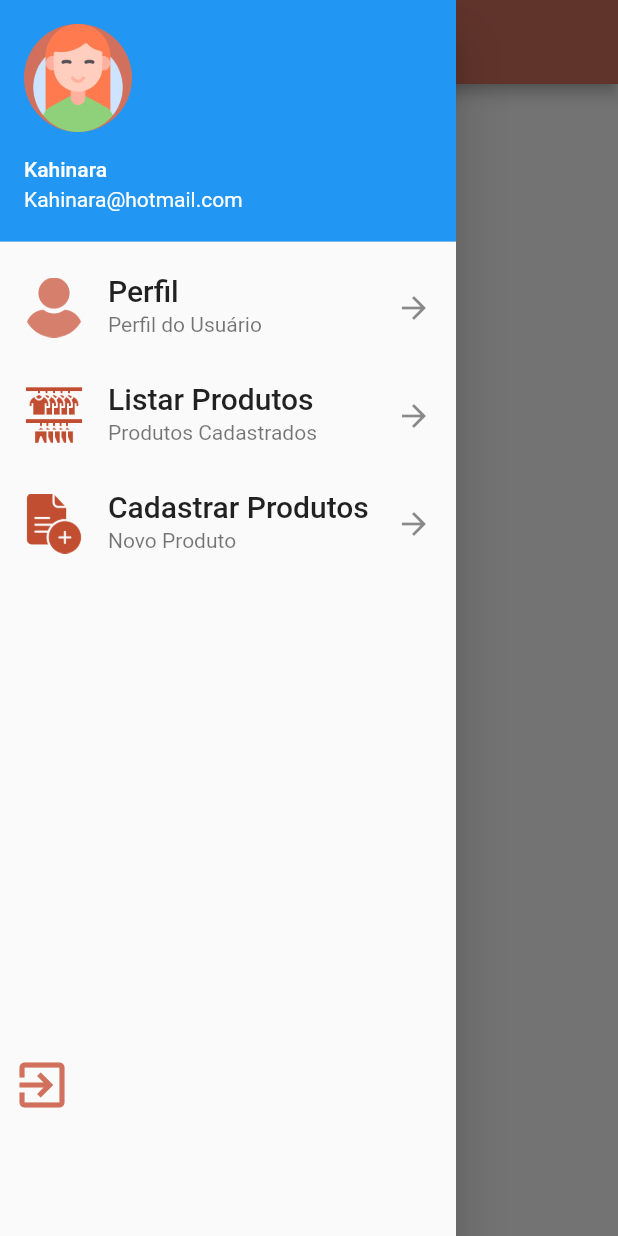
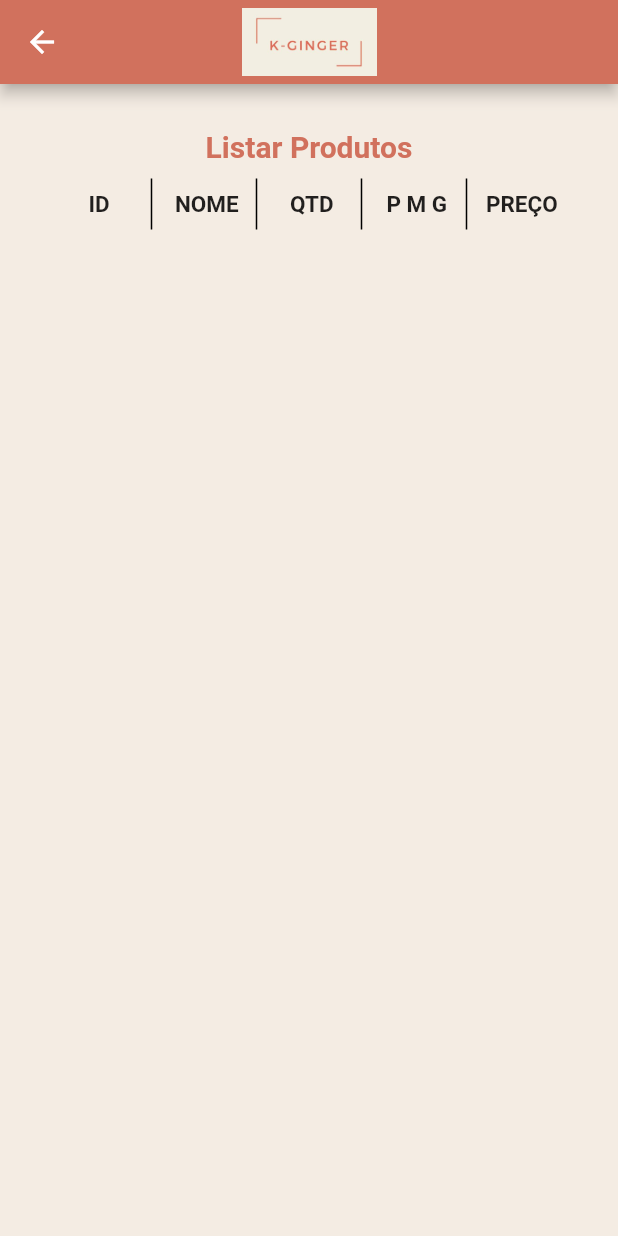
Before and after one commit to souzap371/kginger, a Flutter app: the screen it shows after launch, in the side drawer, after a tap on "Listar Produtos", on a phone screen of 412 x 824 dp. Run offline on Flutter 3.47's test engine with Material 2 defaults, Android fonts, the phone set to English and light mode, and no system bars.

Commit message:
Inicio de pagina listar produtos

```diff
--- a/lib/main.dart
+++ b/lib/main.dart
@@ -1,4 +1,5 @@
 import 'package:estoque_kginger/pages/home_page.dart';
+import 'package:estoque_kginger/pages/listarProdutos_page.dart';
 import 'package:estoque_kginger/pages/login_page.dart';
 import 'package:flutter/material.dart';
 
--- a/lib/pages/home_page.dart
+++ b/lib/pages/home_page.dart
@@ -1,12 +1,18 @@
 import 'dart:ui';
 
+import 'package:estoque_kginger/pages/listarProdutos_page.dart';
 import 'package:flutter/src/widgets/container.dart';
 import 'package:flutter/src/widgets/framework.dart';
 import 'package:flutter/material.dart';
 
-class HomePage extends StatelessWidget {
+class HomePage extends StatefulWidget {
   const HomePage({super.key});
 
+  @override
+  State<HomePage> createState() => _HomePageState();
+}
+
+class _HomePageState extends State<HomePage> {
   @override
   Widget build(BuildContext context) {
     return Scaffold(
@@ -30,6 +36,9 @@ class HomePage extends StatelessWidget {
           padding: EdgeInsets.zero,
           children: [
             UserAccountsDrawerHeader(
+              decoration: BoxDecoration(
+                color: Color(0xFFd1715d),
+              ),
               accountName: Text('Kahinara'),
               accountEmail: Text('Kahinara@hotmail.com'),
               currentAccountPicture: CircleAvatar(
@@ -37,14 +46,6 @@ class HomePage extends StatelessWidget {
                 backgroundColor: Color(0xFFd1715d),
               ),
             ),
-            // DrawerHeader(
-            //   decoration: BoxDecoration(
-            //   ),
-            //   child: Text(
-            //     'Bem Vindo(a)!',
-            //     style: TextStyle(fontSize: 20),
-            //   ),
-            // ),
             ListTile(
               title: Text(
                 'Perfil',
@@ -73,7 +74,12 @@ class HomePage extends StatelessWidget {
               ),
               trailing: Icon(Icons.arrow_forward),
               autofocus: true,
-              onTap: () {},
+              onTap: () {
+                Navigator.push(
+                  context,
+                  MaterialPageRoute(builder: (context) => ListarProdutos()),
+                );
+              },
             ),
             ListTile(
               title: Text(
@@ -133,7 +139,12 @@ class HomePage extends StatelessWidget {
                       ),
                     ],
                   ),
-                  onPressed: () {},
+                  onPressed: () {
+                    Navigator.push(
+                      context,
+                      MaterialPageRoute(builder: (context) => ListarProdutos()),
+                    );
+                  },
                 ),
               ),
             ),
--- /dev/null
+++ b/lib/pages/listarProdutos_page.dart
@@ -0,0 +1,87 @@
+import 'package:flutter/material.dart';
+import 'package:flutter/src/widgets/container.dart';
+import 'package:flutter/src/widgets/framework.dart';
+
+class ListarProdutos extends StatelessWidget {
+  const ListarProdutos({super.key});
+
+  _criarLinhaTable(String listaNomes) {
+    return TableRow(
+      children: listaNomes.split(',').map((name) {
+        return Container(
+          alignment: Alignment.center,
+          child: Text(
+            name,
+            style: TextStyle(
+              fontSize: 15,
+              fontWeight: FontWeight.bold,
+            ),
+          ),
+          padding: EdgeInsets.all(8),
+        );
+      }).toList(),
+    );
+  }
+
+  @override
+  Widget build(BuildContext context) {
+    return Scaffold(
+      appBar: AppBar(
+        backgroundColor: Color(0xFFd1715d),
+        title: Image.asset(
+          'images/logo_kginger.png',
+          height: 90,
+          width: 90,
+          alignment: Alignment.center,
+        ),
+        centerTitle: true,
+      ),
+      body: Container(
+        color: Color(0xFFf4ece3),
+        padding: EdgeInsets.only(top: 30),
+        alignment: Alignment.topCenter,
+        child: ListView(
+          children: [
+            Text(
+              'Listar Produtos',
+              textAlign: TextAlign.center,
+              style: TextStyle(
+                fontSize: 20,
+                color: Color(0xFFd1715d),
+                fontWeight: FontWeight.bold,
+              ),
+            ),
+            Column(
+              children: [
+                SizedBox(
+                  height: 10,
+                  width: 10,
+                ),
+                Container(
+                  child: Table(
+                    defaultColumnWidth: FixedColumnWidth(70),
+                    border: TableBorder(
+                      horizontalInside: BorderSide(
+                        color: Colors.black,
+                        style: BorderStyle.solid,
+                        width: 1,
+                      ),
+                      verticalInside: BorderSide(
+                        color: Colors.black,
+                        style: BorderStyle.solid,
+                        width: 1,
+                      ),
+                    ),
+                    children: [
+                      _criarLinhaTable("ID, NOME, QTD, P M G, PREÇO"),
+                    ],
+                  ),
+                ),
+              ],
+            ),
+          ],
+        ),
+      ),
+    );
+  }
+}
```
